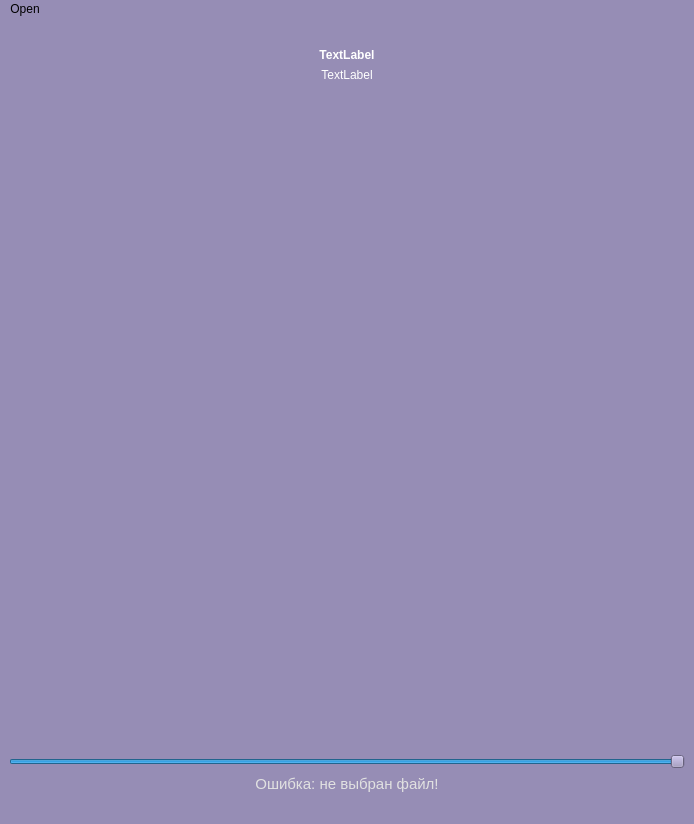
senatrkosarev/AudioPlayer, file resources/ui/MainWindow.ui: the form before one commit.
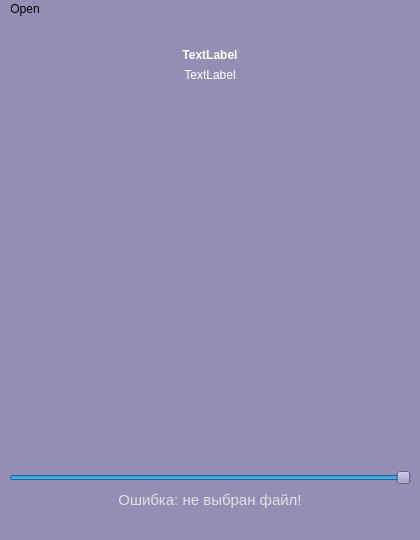
The form after the commit. Icons and pictures are not drawn.

```diff
--- a/resources/ui/MainWindow.ui
+++ b/resources/ui/MainWindow.ui
@@ -6,8 +6,8 @@
    <rect>
     <x>0</x>
     <y>0</y>
-    <width>694</width>
-    <height>824</height>
+    <width>420</width>
+    <height>540</height>
    </rect>
   </property>
   <property name="sizePolicy">
@@ -346,7 +346,7 @@
     <rect>
      <x>0</x>
      <y>0</y>
-     <width>694</width>
+     <width>466</width>
      <height>26</height>
     </rect>
    </property>
```
